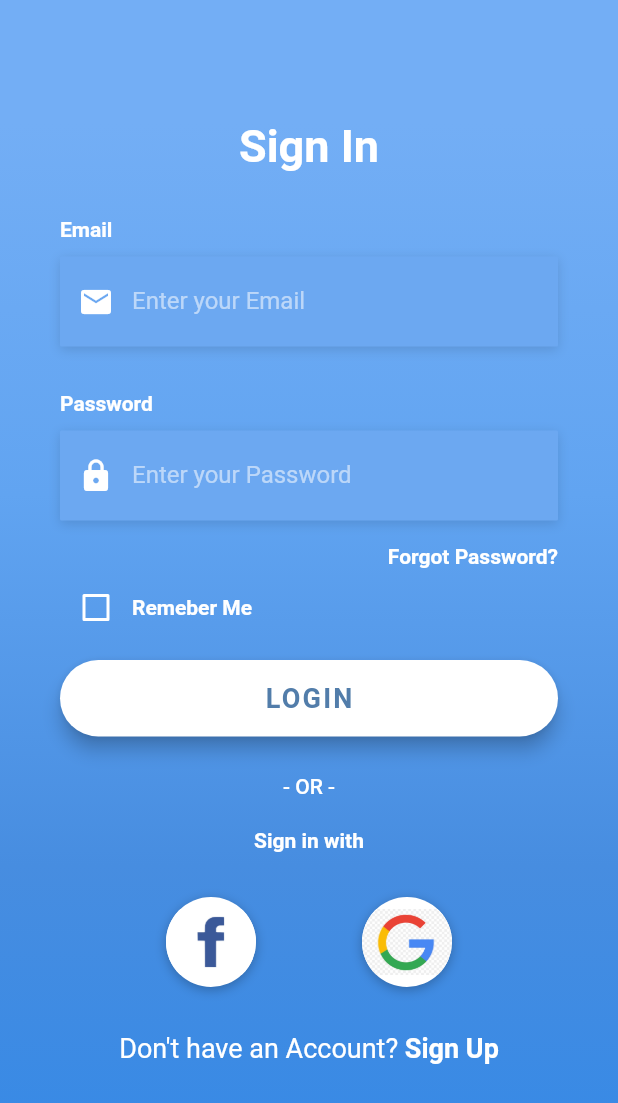
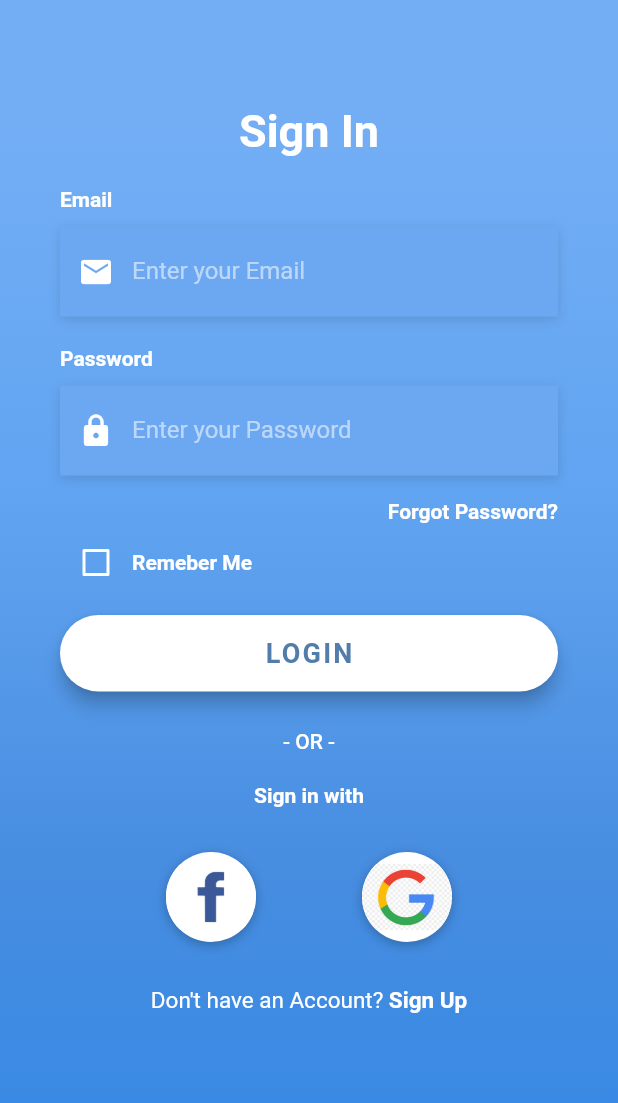
Before and after one commit to mishkatmustafid/flutter_login_ui, a Flutter app: the screen it shows after launch, on a phone screen of 412 x 824 dp. Shown: the top 1103 px of the screen. Run offline on Flutter 3.47's test engine with Material 2 defaults, Android fonts, the phone set to English and light mode, and no system bars; Roboto replaces fonts that are missing (OpenSans, Opensans).

Commit message:
Constraints adjusted for SM A520F

```diff
--- a/flutter_login_ui/lib/login_screen.dart
+++ b/flutter_login_ui/lib/login_screen.dart
@@ -221,7 +221,7 @@ class _LogInScreenState extends State<LogInScreen> {
               text: 'Don\'t have an Account? ',
               style: TextStyle(
                 color: Colors.white,
-                fontSize: 18,
+                fontSize: 15,
                 fontWeight: FontWeight.w400,
               ),
             ),
@@ -229,7 +229,7 @@ class _LogInScreenState extends State<LogInScreen> {
               text: 'Sign Up',
               style: TextStyle(
                 color: Colors.white,
-                fontSize: 18,
+                fontSize: 15,
                 fontWeight: FontWeight.bold,
               ),
             ),
@@ -271,7 +271,7 @@ class _LogInScreenState extends State<LogInScreen> {
                   physics: AlwaysScrollableScrollPhysics(),
                   padding: EdgeInsets.symmetric(
                     horizontal: 40.0,
-                    vertical: 80.0,
+                    vertical: 70.0,
                   ),
                   child: Column(
                     mainAxisAlignment: MainAxisAlignment.center,
@@ -285,9 +285,9 @@ class _LogInScreenState extends State<LogInScreen> {
                           fontWeight: FontWeight.bold,
                         ),
                       ),
-                      SizedBox(height: 30.0),
+                      SizedBox(height: 20.0),
                       _buildEmailTF(),
-                      SizedBox(height: 30.0),
+                      SizedBox(height: 20.0),
                       _buildPasswordTF(),
                       _buildForgotPassBtn(),
                       _buildRememberMeChkBox(),
```
